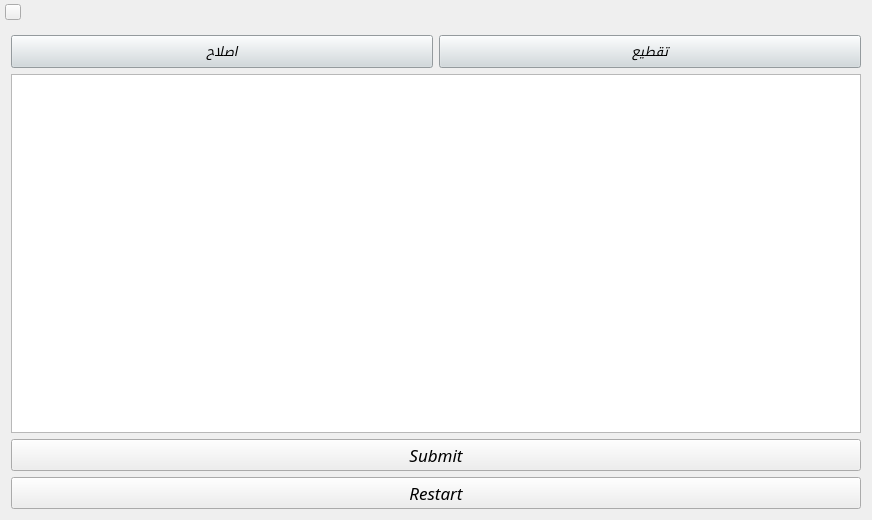
Before: the Qt Designer form CustomWindow.ui in Chashm-e-Afreen/The-Digital-Prosodist, drawn with Qt 5.
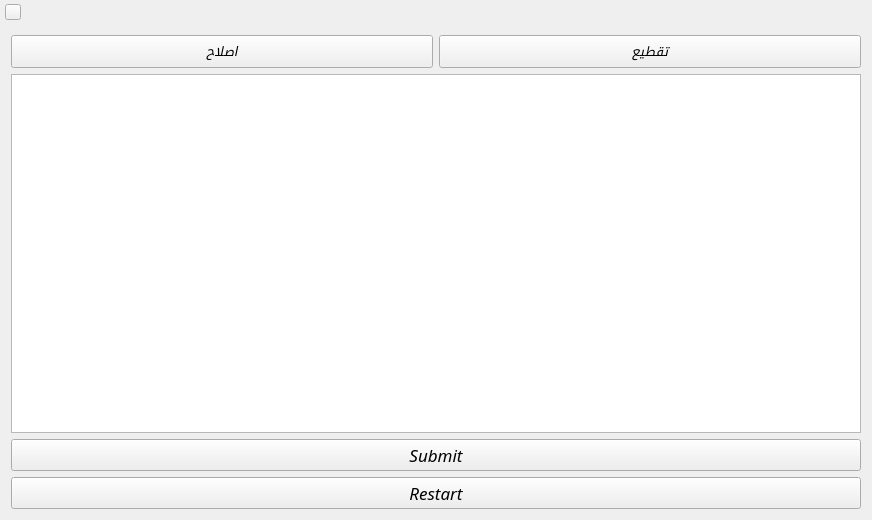
After: the same form once the commit is applied. Icons and pictures are not drawn.

What changed in the file:
```diff
--- a/CustomWindow.ui
+++ b/CustomWindow.ui
@@ -249,8 +249,7 @@
            </font>
           </property>
           <property name="styleSheet">
-           <string notr="true">background-color:  #cfd8dc
-;</string>
+           <string notr="true"/>
           </property>
           <property name="text">
            <string>اصلاح</string>
@@ -266,8 +265,7 @@
            </font>
           </property>
           <property name="styleSheet">
-           <string notr="true">background-color:  #cfd8dc
-;</string>
+           <string notr="true"/>
           </property>
           <property name="text">
            <string>تقطیع</string>
```
Left out of the diff: 22 changed lines with no effect on the pictures.
